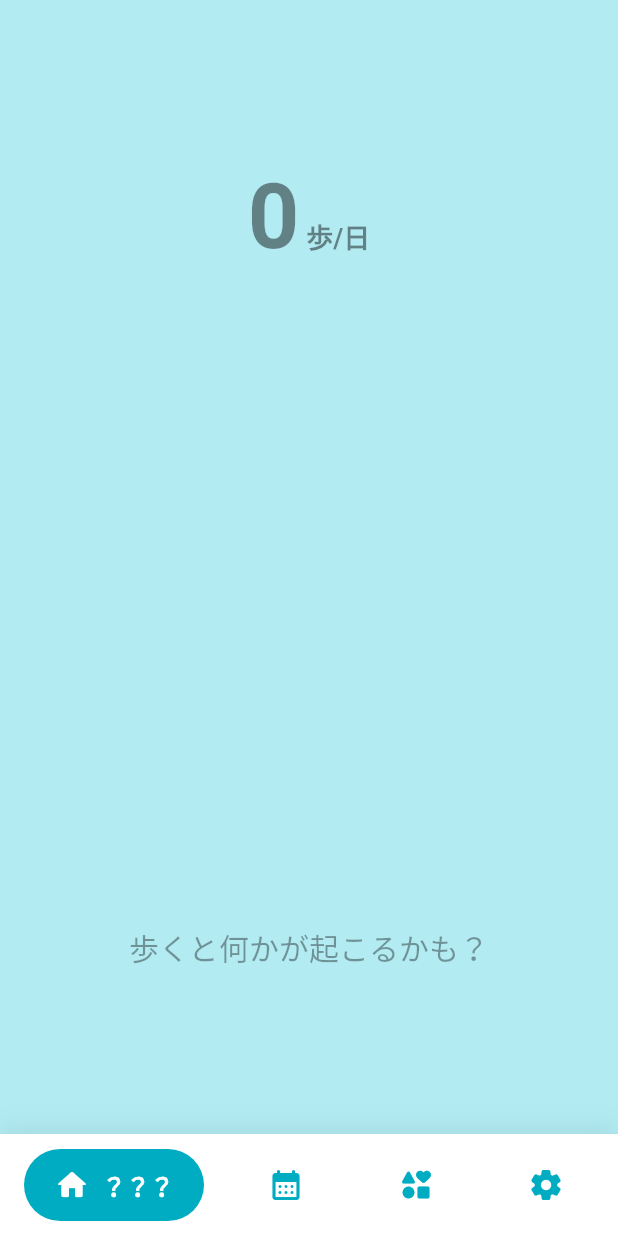
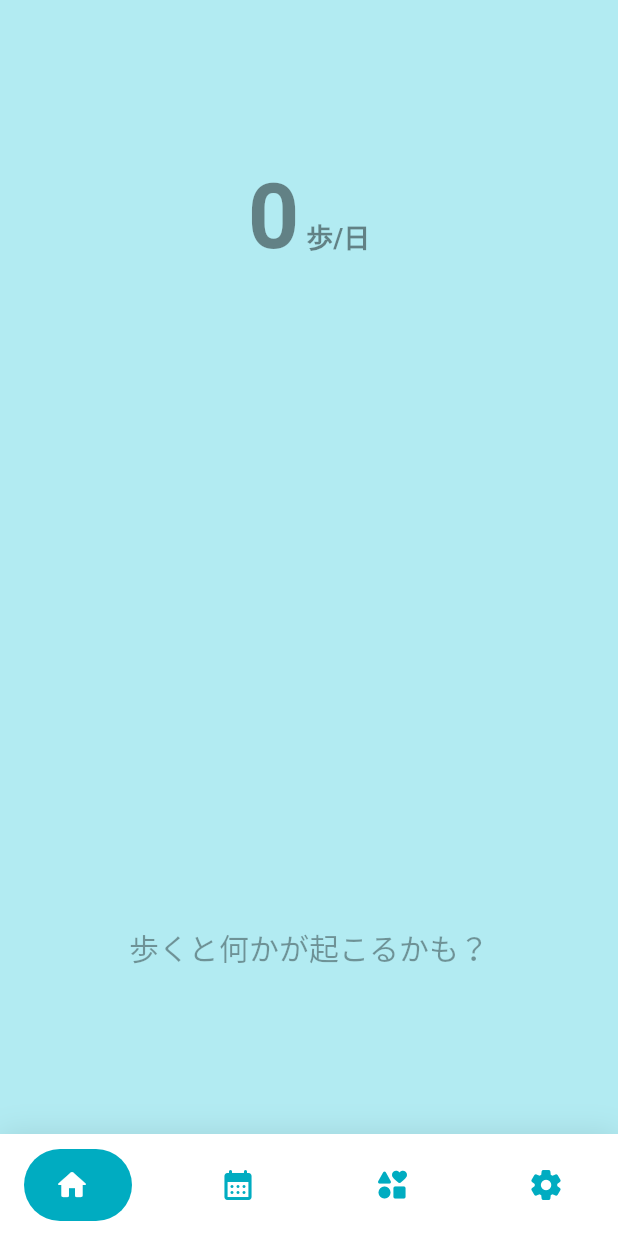
Before and after one commit to agora-creation/to_walk_app, a Flutter app: the screen it shows once a user with an empty profile is signed in, on a phone screen of 412 x 824 dp. Run offline on Flutter 3.47's test engine with Material 2 defaults, Android fonts, the phone set to English and light mode, and no system bars; drawn by our look-alikes of google_nav_bar; our stand-ins replace cloud_firestore, firebase_auth, firebase_core, flutter_datetime_picker, introduction_screen, package_info_plus and 4 more; missing offline and left inert: age_calculator, bottom_picker, health; accounts and stored records are empty; Roboto replaces fonts that are missing (TsunagiGothic).

Commit message:
20230320 commit

```diff
--- a/lib/screens/home.dart
+++ b/lib/screens/home.dart
@@ -1,6 +1,7 @@
 import 'package:flutter/material.dart';
 import 'package:google_nav_bar/google_nav_bar.dart';
 import 'package:provider/provider.dart';
+import 'package:to_walk_app/models/user_alk.dart';
 import 'package:to_walk_app/providers/steps.dart';
 import 'package:to_walk_app/providers/user.dart';
 import 'package:to_walk_app/screens/game.dart';
@@ -30,24 +31,25 @@ class _HomeScreenState extends State<HomeScreen> {
   Widget build(BuildContext context) {
     final stepsProvider = Provider.of<StepsProvider>(context);
     final userProvider = Provider.of<UserProvider>(context);
+    UserAlkModel? alk = userProvider.alk;
 
     return Scaffold(
       body: _items[_selectedIndex],
       bottomNavigationBar: CustomBottomBar(
-        tabs: const [
+        tabs: [
           GButton(
             icon: Icons.home_rounded,
-            text: '？？？',
+            text: alk?.getRoomName() ?? '',
           ),
-          GButton(
+          const GButton(
             icon: Icons.calendar_month_rounded,
             text: '記録',
           ),
-          GButton(
+          const GButton(
             icon: Icons.interests_rounded,
             text: '遊ぶ',
           ),
-          GButton(
+          const GButton(
             icon: Icons.settings_rounded,
             text: '設定',
           ),
```
Also changed, not shown: lib/models/user_alk.dart (+9 -1 lines).
